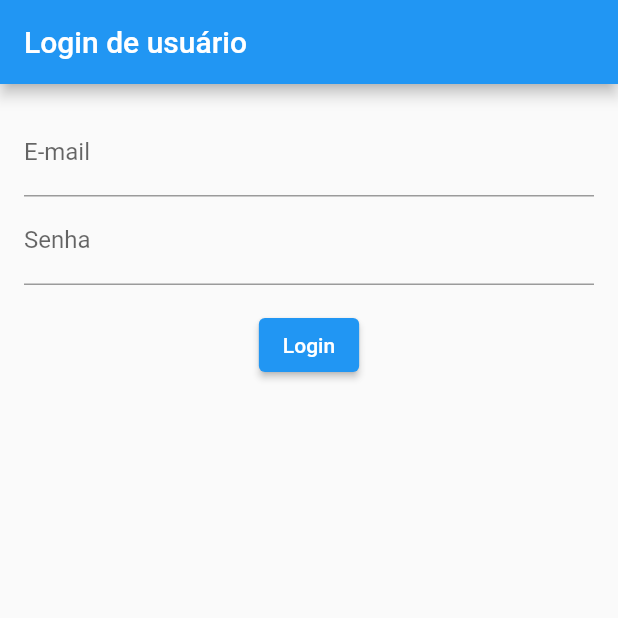
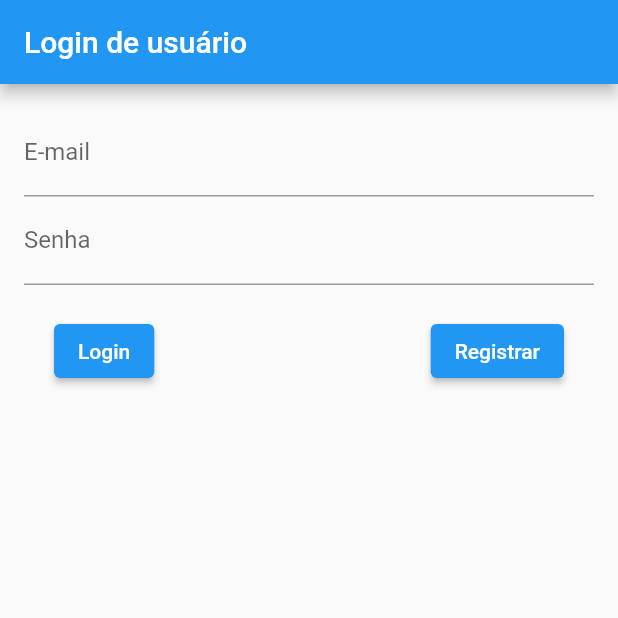
Before and after one commit to IgorBVieira/app_qa_flutlab, a Flutter app: the screen it shows after launch, on a phone screen of 412 x 824 dp, the top half of it. Run offline on Flutter 3.47's test engine with Material 2 defaults, Android fonts, the phone set to English and light mode, and no system bars; our stand-ins replace cloud_firestore, firebase_auth, firebase_core; accounts and stored records are empty.

Commit message:
alterações

```diff
--- a/lib/login.dart
+++ b/lib/login.dart
@@ -23,6 +23,7 @@ class _LoginPageState extends State<LoginPage> {
           content: Text('Login realizado com sucesso!'),
         ),
       );
+      Navigator.of(context).pushNamed('/MainApp');
     } on FirebaseAuthException catch (e) {
       ScaffoldMessenger.of(context).showSnackBar(
         SnackBar(
@@ -58,10 +59,22 @@ class _LoginPageState extends State<LoginPage> {
               decoration: const InputDecoration(labelText: 'Senha'),
               obscureText: true,
             ),
-            const SizedBox(height: 16),
-            ElevatedButton(
-              onPressed: _loginUser,
-              child: const Text('Login'),
+            Padding(
+              padding: const EdgeInsets.all(20.0),
+              child: Row(
+                mainAxisAlignment: MainAxisAlignment.spaceBetween,
+                children: [
+                  ElevatedButton(
+                    onPressed: _loginUser,
+                    child: const Text('Login'),
+                  ),
+                  ElevatedButton(
+                      onPressed: () {
+                        Navigator.of(context).pushNamed('/Register');
+                      },
+                      child: const Text('Registrar')),
+                ],
+              ),
             ),
           ],
         ),
--- a/lib/main_app.dart
+++ b/lib/main_app.dart
@@ -1,7 +1,5 @@
 import 'package:appqa/components/ask_page.dart';
 import 'package:flutter/material.dart';
-// import 'components/askcard.dart';
-// import 'components/fab.dart';
 import 'components/listview.dart';
 
 class MainApp extends StatelessWidget {
@@ -15,7 +13,7 @@ class MainApp extends StatelessWidget {
         appBar: AppBar(
           title: const Text('Q&A'),
         ),
-        body: Column(
+        body: const Column(
           children: [
             MyCustomForm(),
             CustomListView(),
```
Also changed, not shown: lib/components/ask_page.dart (+20 -25 lines), lib/components/listview.dart (+11 -4 lines), lib/register.dart (+8 -2 lines).
